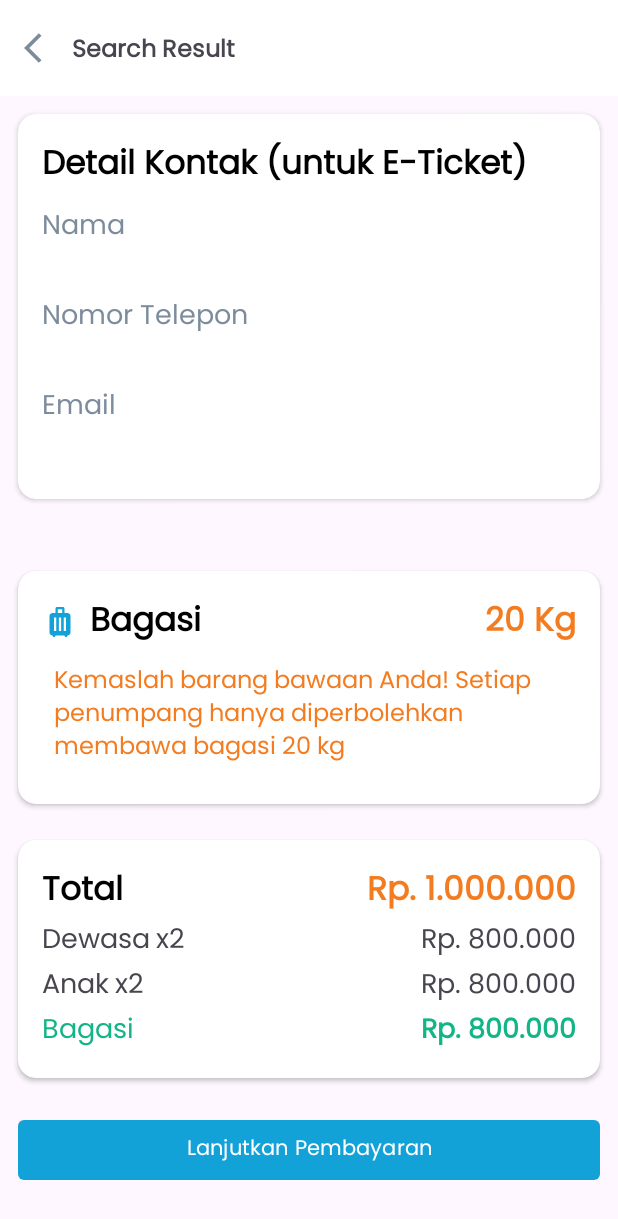
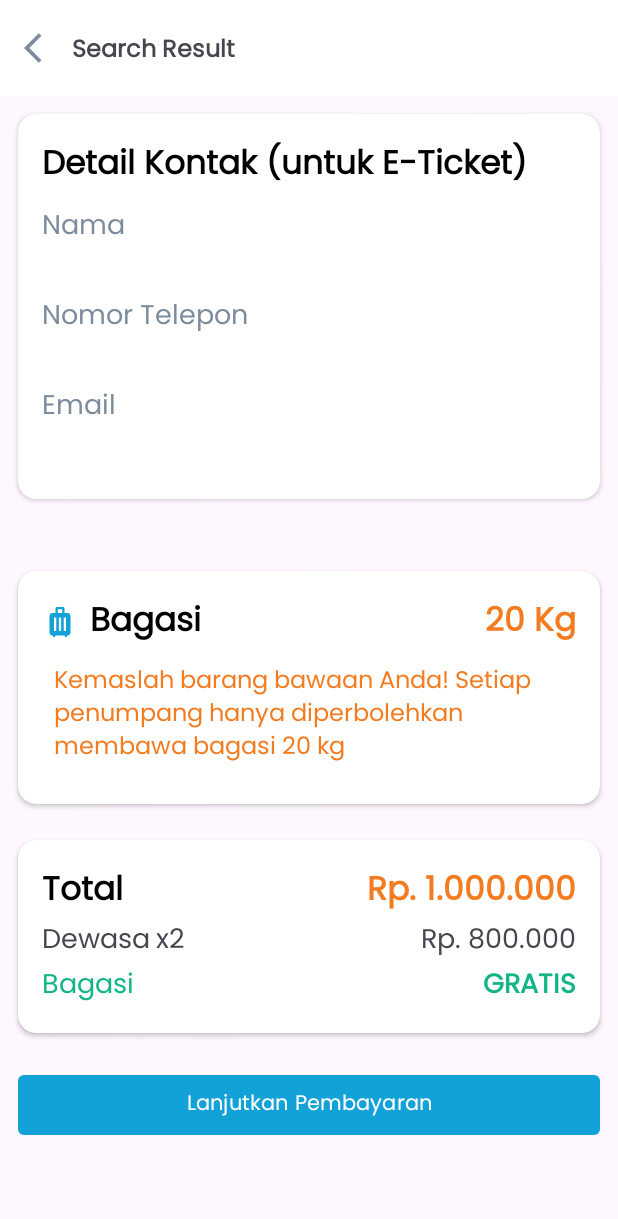
Before and after one commit to BinAir-Team/C1-Mobile-Buyer, an Android app: the layout fragment_review_booking.xml on its own in the app's theme, with its tools: preview values and no code run, on a phone screen of 412 x 824 dp. Shown: the top 1219 px of the screen. Run offline under Robolectric (Android 15) with nearby library versions, the phone set to English and light mode, and no system bars.

```diff
--- a/app/src/main/java/binar/finalproject/binair/buyer/data/remote/APIService.kt
+++ b/app/src/main/java/binar/finalproject/binair/buyer/data/remote/APIService.kt
@@ -34,4 +34,8 @@ interface APIService {
 
     @POST("trans")
     fun bookTicket(@Header("Authorization") token : String, @Body dataTrans : PostBookingBody) : Call<BookingTicketResponse>
+
+    @Multipart
+    @PUT("trans/{id}")
+    fun updatePaymet(@Header("Authorization") token : String, @Path("id") idTransaction : RequestBody, @Part paymentImage : MultipartBody.Part) : Call<UpdatePaymentResponse>
 }
--- a/app/src/main/java/binar/finalproject/binair/buyer/ui/fragment/LoginFragment.kt
+++ b/app/src/main/java/binar/finalproject/binair/buyer/ui/fragment/LoginFragment.kt
@@ -4,7 +4,6 @@ import android.content.SharedPreferences
 import android.os.Bundle
 import android.text.Editable
 import android.text.TextWatcher
-import android.util.Log
 import android.view.LayoutInflater
 import android.view.View
 import android.view.ViewGroup
@@ -130,7 +129,6 @@ class LoginFragment : Fragment() {
     private fun observeLoginResult(email: String, pass: String) {
         userVM.loginUser(email,pass).observe(viewLifecycleOwner) {
             if (it != null && it.message != "Email does not exist") {
-                Log.d("loginresult", it.toString())
                 val namaLengkap = it.data.firstname + " " + it.data.lastname
                 editor.putString("token", it.data.accessToken)
                 editor.putString("namaLengkap", namaLengkap)
--- a/app/src/main/res/layout/fragment_review_booking.xml
+++ b/app/src/main/res/layout/fragment_review_booking.xml
@@ -206,13 +206,18 @@
                             android:textSize="18sp"
                             android:layout_alignParentEnd="true"
                             android:layout_below="@id/tvTotalHarga"/>
+                        <RelativeLayout
+                            android:id="@+id/containerAnak"
+                            android:layout_width="match_parent"
+                            android:layout_height="wrap_content"
+                            android:layout_below="@id/tvPenumpangDewasa"
+                            android:visibility="gone">
                             <TextView
                                 android:id="@+id/tvPenumpangAnak"
                                 android:layout_width="wrap_content"
                                 android:layout_height="wrap_content"
                                 android:text="Anak"
-                            android:textSize="18sp"
-                            android:layout_below="@id/tvPenumpangDewasa"/>
+                                android:textSize="18sp" />
                             <TextView
                                 android:id="@+id/tvTotalAnak"
                                 android:layout_width="wrap_content"
@@ -220,16 +225,15 @@
                                 android:text="x2"
                                 android:textSize="18sp"
                                 android:layout_marginStart="4dp"
-                            android:layout_toEndOf="@id/tvPenumpangAnak"
-                            android:layout_below="@id/tvPenumpangDewasa"/>
+                                android:layout_toEndOf="@id/tvPenumpangAnak" />
                             <TextView
                                 android:id="@+id/tvTotalHargaAnak"
                                 android:layout_width="wrap_content"
                                 android:layout_height="wrap_content"
                                 android:text="Rp. 800.000"
                                 android:textSize="18sp"
-                            android:layout_alignParentEnd="true"
-                            android:layout_below="@id/tvTotalHargaDewasa"/>
+                                android:layout_alignParentEnd="true" />
+                        </RelativeLayout>
                         <TextView
                             android:id="@+id/tvBagasi"
                             android:layout_width="wrap_content"
@@ -237,17 +241,17 @@
                             android:text="Bagasi"
                             android:textColor="@color/MC_Green"
                             android:textSize="18sp"
-                            android:layout_below="@id/tvPenumpangAnak"/>
+                            android:layout_below="@id/containerAnak"/>
                         <TextView
                             android:id="@+id/tvTotalHargaBagasi"
                             android:layout_width="wrap_content"
                             android:layout_height="wrap_content"
-                            android:text="Rp. 800.000"
+                            android:text="GRATIS"
                             android:textColor="@color/MC_Green"
                             android:textStyle="bold"
                             android:textSize="18sp"
                             android:layout_alignParentEnd="true"
-                            android:layout_below="@id/tvTotalHargaAnak"/>
+                            android:layout_below="@id/containerAnak"/>
                     </RelativeLayout>
                 </androidx.cardview.widget.CardView>
                 <Button
```
Also changed, not shown: app/src/main/java/binar/finalproject/binair/buyer/data/Utils.kt (added, +9 -0 lines), app/src/main/java/binar/finalproject/binair/buyer/ui/fragment/BookingFragment.kt (+14 -11 lines), app/src/main/java/binar/finalproject/binair/buyer/ui/fragment/HomeFragment.kt (+37 -16 lines), app/src/main/java/binar/finalproject/binair/buyer/ui/fragment/ReviewBookingFragment.kt (+26 -7 lines). Lines whose indentation alone changed are shown as unchanged.
